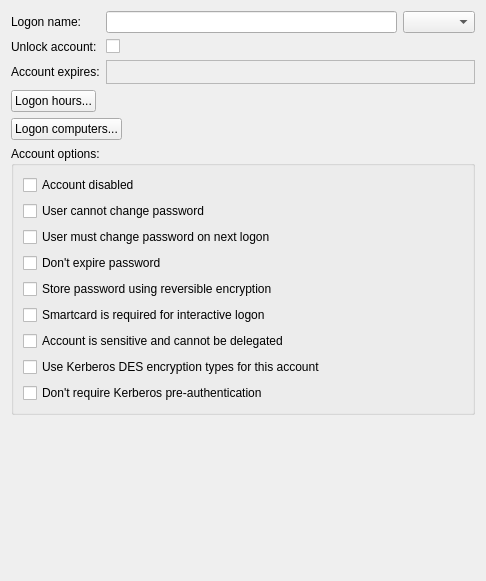
Above: src/admc/tabs/account_tab.ui from altlinux/admc before the change. Below: the same form after it.
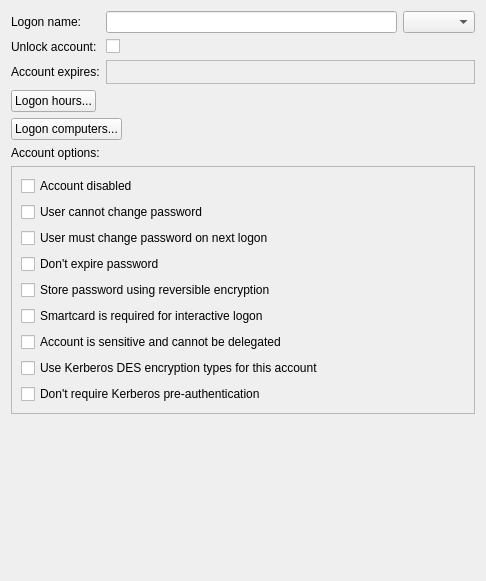
That is the form after the change. Custom widgets are drawn as their Qt base class.

Commit message: Fixed the size of the user properties window

What changed in the file:
```diff
--- a/src/admc/tabs/account_tab.ui
+++ b/src/admc/tabs/account_tab.ui
@@ -134,11 +134,27 @@
     </layout>
    </item>
    <item>
-    <widget class="QGroupBox" name="groupBox">
-     <property name="title">
+    <widget class="QLabel" name="label">
+     <property name="text">
       <string>Account options:</string>
      </property>
-     <layout class="QVBoxLayout" name="verticalLayout_3">
+    </widget>
+   </item>
+   <item>
+    <widget class="QScrollArea" name="scrollArea">
+     <property name="widgetResizable">
+      <bool>true</bool>
+     </property>
+     <widget class="QWidget" name="scrollAreaWidgetContents_5">
+      <property name="geometry">
+       <rect>
+        <x>0</x>
+        <y>0</y>
+        <width>452</width>
+        <height>246</height>
+       </rect>
+      </property>
+      <layout class="QVBoxLayout" name="verticalLayout_2">
       <item>
        <widget class="QCheckBox" name="disabled_check">
         <property name="text">
@@ -203,6 +219,7 @@
        </widget>
       </item>
      </layout>
+     </widget>
     </widget>
    </item>
    <item>
```
Lines whose indentation alone changed are shown as unchanged.
